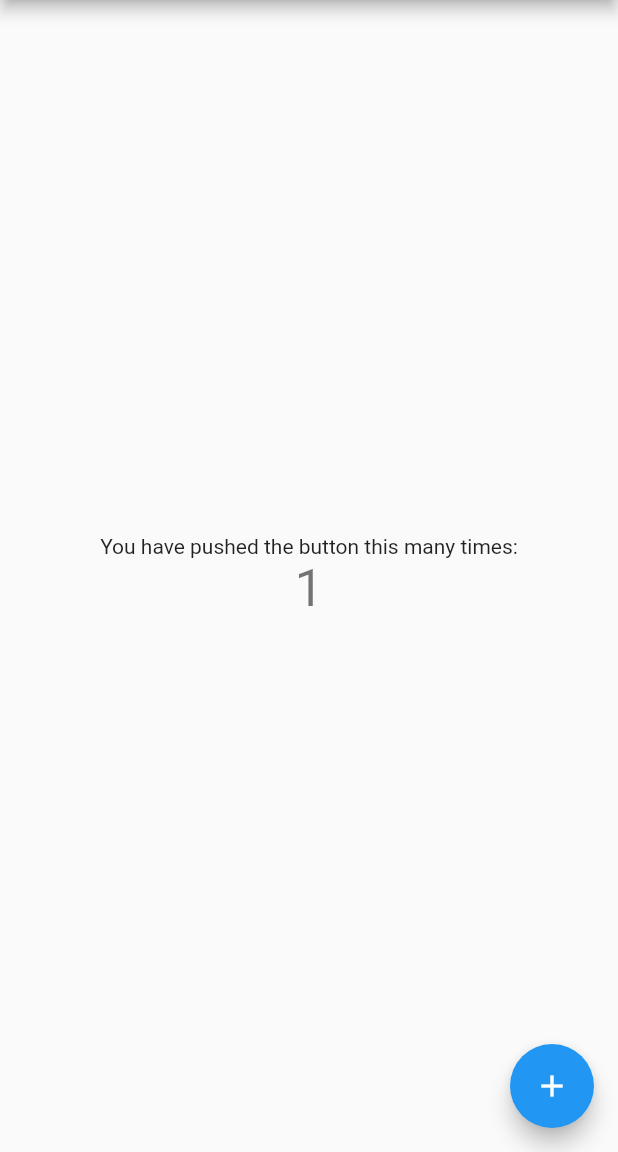
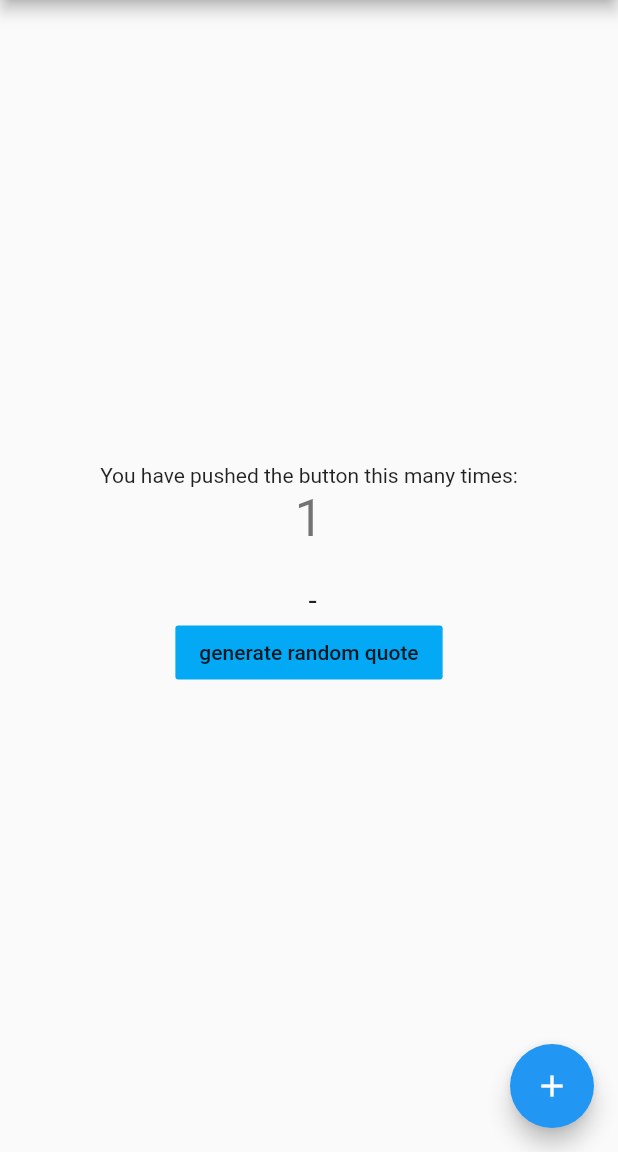
Before and after one commit to KK-MS/flutter_redux_app_counter, a Flutter app: the screen it shows after launch, after a tap on the "add" icon, on a phone screen of 412 x 824 dp, the part 84-1236 px from its top. Run offline on Flutter 3.47's test engine with Material 2 defaults, Android fonts, the phone set to English and light mode, and no system bars; our stand-ins replace flutter_redux, redux, redux_thunk.

```diff
--- a/lib/main.dart
+++ b/lib/main.dart
@@ -1,7 +1,10 @@
 import 'package:flutter/material.dart';
 import 'package:redux/redux.dart';
 import 'package:flutter_redux/flutter_redux.dart'; // Redux Sync calls
+import 'package:redux_thunk/redux_thunk.dart';     // Redux Async calls
+import 'dart:async';
 import 'dart:convert';   // to convert Response object to Map object
+import 'package:http/http.dart' as http;
 
 /*
  * As per blog
@@ -14,16 +17,57 @@ import 'dart:convert';   // to convert Response object to Map object
 // function or reducers which will predict next state
 class AppState {
   int _counter;
+  String _quote;
+  String _author;
 
   int get counter => _counter;
+  String get quote => _quote;
+  String get author => _author;
 
-  AppState(this._counter);
+  AppState(this._counter, this._quote, this._author);
 }
 
 // Sync Action
 enum Action {
   IncrementAction
 }
+
+// The object which will be used by Async, ThunkAction, to send Sync Action
+// Async -> ThunkAction -> Sync
+class UpdateQuoteAction {
+  String _quote;
+  String _author;
+
+  String get quote => this._quote;
+  String get author => this._author;
+
+  UpdateQuoteAction(this._quote, this._author);
+}
+
+// ThunkAction
+ThunkAction<AppState> getRandomQuote = (Store<AppState> store) async {
+  debugPrint("\nIn ThunkAction11");
+
+  http.Response response = await http.get(
+    Uri.encodeFull('http://quotesondesign.com/wp-json/posts?filter[orderby]=rand&filter[posts_per_page]=1'),
+  );
+
+  debugPrint("\nGot response");
+  debugPrint(response.body);
+
+  List<dynamic> result = json.decode(response.body);
+
+  // This is to remove the <p></p> html tag received. This code is not crucial.
+  String quote = result[0]['content'].replaceAll(new RegExp('[(<p>)(</p>)]'), '').replaceAll(new RegExp('&#8217;'),'\'');
+  String author = result[0]['title'];
+
+  store.dispatch(
+      new UpdateQuoteAction(
+          quote,
+          author
+      )
+  );
+};
 
 // Reducer
 AppState reducer(AppState prev, dynamic action)
@@ -33,7 +77,15 @@ AppState reducer(AppState prev, dynamic action)
 
     debugPrint("\nReducer: Action.IncrementAction");
 
-    AppState newAppState = new AppState(prev.counter + 1);
+    AppState newAppState = new AppState(prev.counter + 1, prev.quote, prev.author);
+
+    return newAppState;
+
+  } else if (action is UpdateQuoteAction) {
+
+    debugPrint("\nReducer: UpdateQuoteAction");
+
+    AppState newAppState = new AppState(prev.counter, action.quote, action.author);
 
     return newAppState;
 
@@ -48,7 +100,8 @@ AppState reducer(AppState prev, dynamic action)
 // This can be done from our Main also.
 final store = new Store<AppState>(
   reducer,
-  initialState: new AppState(0),
+  initialState: new AppState(0, "", ""),
+  middleware: [thunkMiddleware]
 );
 
 
@@ -123,6 +176,33 @@ class _MyHomePageState extends State<MyHomePage> {
                 );
               },
             ),
+
+            // UI-View Connector: display random quote and its author
+            StoreConnector<AppState, AppState>(
+              converter: (store) => store.state,
+              builder: (_, state) {
+                return new Text(
+                    ' ${state.quote} \n -${state.author}',
+                  textAlign: TextAlign.center,
+                  style: const TextStyle(
+                    fontSize: 20.0
+                  ),
+                );
+              },
+            ),
+
+            // UI-Action connector: generate quote button
+            StoreConnector<AppState, GenerateQuote>(
+              converter: (store) => () => store.dispatch(getRandomQuote),
+              builder: (_, generateQuoteCallback) {
+                return new FlatButton(
+                  color: Colors.lightBlue,
+                    onPressed: generateQuoteCallback,
+                    child: new Text("generate random quote")
+                );
+              },
+            )
+
           ],
         ),
       ),
@@ -141,3 +221,13 @@ class _MyHomePageState extends State<MyHomePage> {
 }
 
 typedef void IncrementCounter(); // This is sync.
+typedef void GenerateQuote(); // This is async.
+
+// NOTES:
+// Error observed and solution
+// ----------------------------
+// Http connection problem:
+//   The Emulator was not able to connect, switch to real hardware.
+//   The app was getting <!DOCTYPE html> ...
+//   The internet was specified as Living-Gast and thus it was redirect to login page.
+//   Connected via eduroam and it is working.
--- a/pubspec.yaml
+++ b/pubspec.yaml
@@ -22,6 +22,12 @@ dependencies:
 
   # Redux Sync support
   flutter_redux: ^0.5.2
+
+  # Redux Async support
+  redux_thunk: ^0.2.0
+
+  # Http support
+  http: ^0.12.0
 
 dev_dependencies:
   flutter_test:
```
